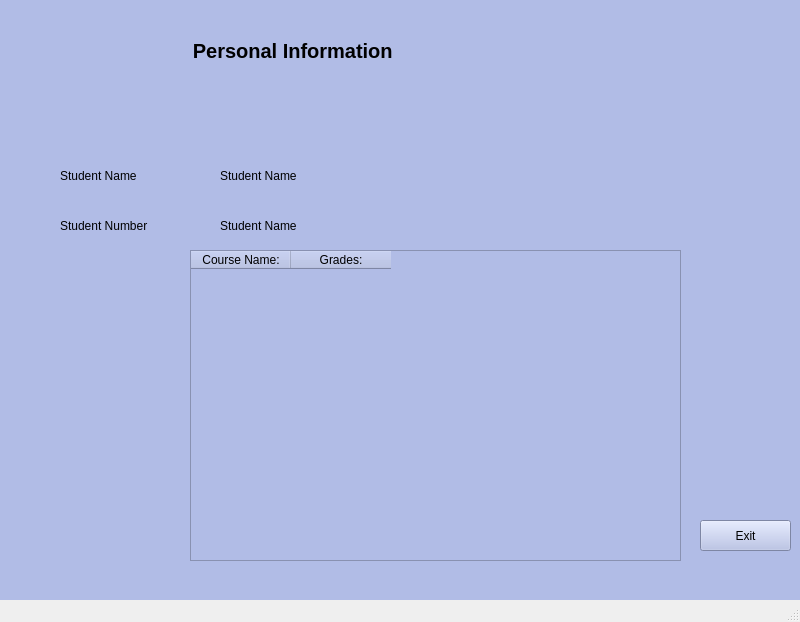
fbucak/school-management-system, file ui/studentInfo.ui: the form before one commit.
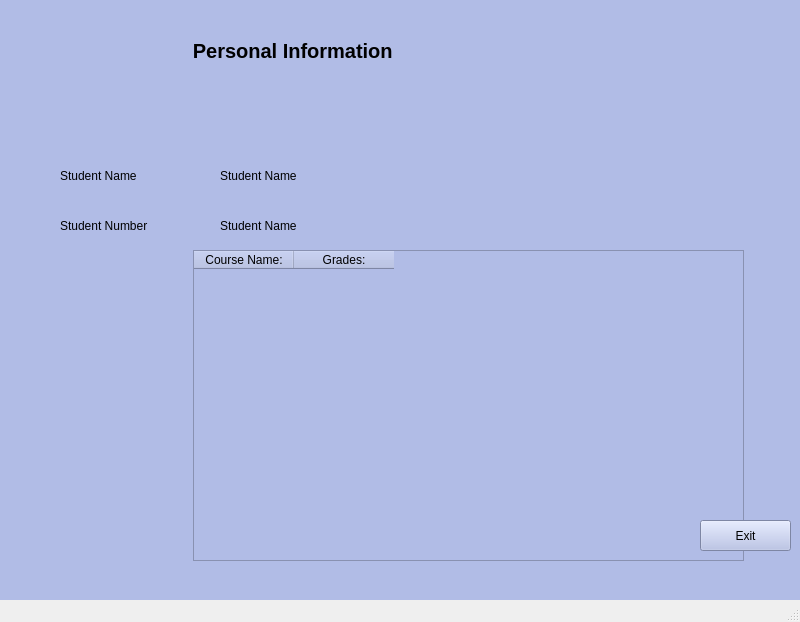
The form after the commit.

The edit to the form file:
```diff
--- a/ui/studentInfo.ui
+++ b/ui/studentInfo.ui
@@ -405,9 +405,9 @@
      <widget class="QTableWidget" name="tableWidget_2">
       <property name="geometry">
        <rect>
-        <x>190</x>
+        <x>193</x>
         <y>250</y>
-        <width>491</width>
+        <width>551</width>
         <height>311</height>
        </rect>
       </property>
```
Left out of the diff: 2 changed lines with no effect on the pictures.
